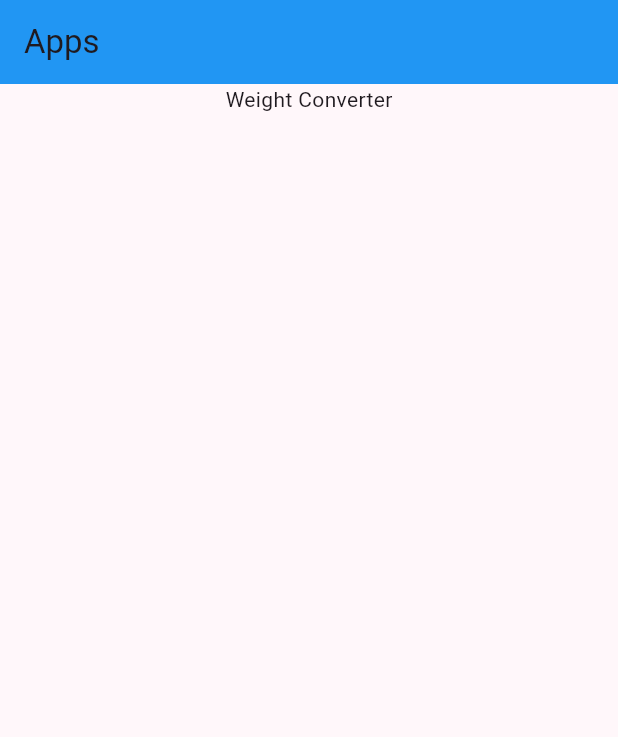
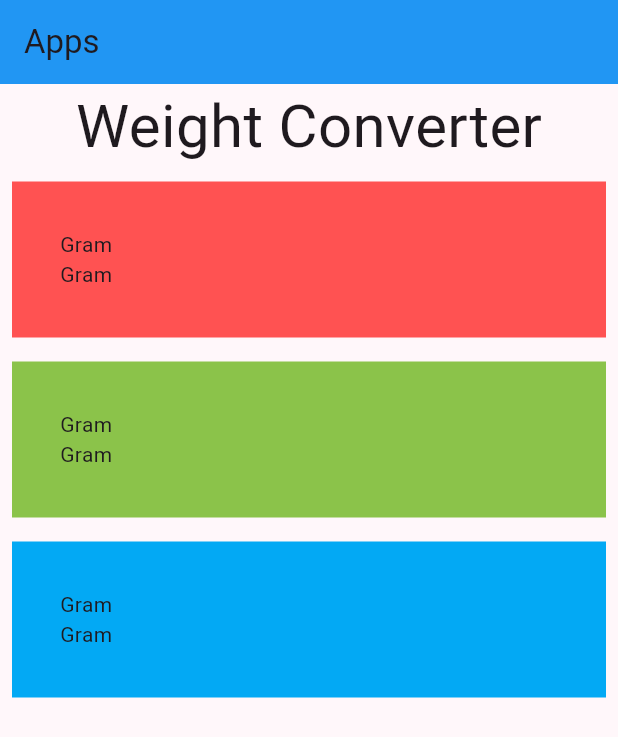
Before and after one commit to systemry420/flutter_apps, a Flutter app: the screen it shows after launch, on a phone screen of 412 x 824 dp. Shown: the top 737 px of the screen. Run offline on Flutter 3.47's test engine with Material 3 defaults, Android fonts, the phone set to English and light mode, and no system bars.

Commit message:
main layout

```diff
--- a/lib/WeightConverter.dart
+++ b/lib/WeightConverter.dart
@@ -10,12 +10,80 @@ class WeightConverter extends StatefulWidget {
 class _WeightConverterState extends State<WeightConverter> {
   @override
   Widget build(BuildContext context) {
-    return Center(
-      child: const Column(
-        children: [
-          Text('Weight Converter')
-        ],
-      ),
+    return Column(
+      children: [
+        Text('Weight Converter', style: TextStyle(fontSize: 40),),
+        Padding(
+          padding: const EdgeInsets.all(8.0),
+          child: Row(
+            children: [
+              Expanded(
+                flex: 1,
+                child: Container(
+                  alignment: Alignment.centerLeft,
+                  color: Colors.redAccent,
+                  child: Padding(
+                    padding: const EdgeInsets.all(32),
+                    child: Column(
+                      children: [
+                        Text('Gram'),
+                        Text('Gram'),
+                      ],
+                    ),
+                  ),
+                ),
+              ),
+            ],
+          ),
+        ),
+        Padding(
+          padding: const EdgeInsets.all(8.0),
+          child: Row(
+            children: [
+              Expanded(
+                flex: 1,
+                child: Container(
+                  color: Colors.lightGreen,
+                  alignment: Alignment.centerLeft,
+                  child: Padding(
+                    padding: const EdgeInsets.all(32.0),
+                    child: Column(
+                      children: [
+                        Text('Gram'),
+                        Text('Gram'),
+                      ],
+                    ),
+                  ),
+                ),
+              ),
+            ],
+          ),
+        ),
+        Padding(
+          padding: const EdgeInsets.all(8.0),
+          child: Row(
+            children: [
+              Expanded(
+                flex: 1,
+                child: Container(
+                  color: Colors.lightBlue,
+                  alignment: Alignment.centerLeft,
+                  child: Padding(
+                    padding: const EdgeInsets.all(32.0),
+                    child: Column(
+                      children: [
+                        Text('Gram'),
+                        Text('Gram'),
+                      ],
+                    ),
+                  ),
+                ),
+              ),
+            ],
+          ),
+        )
+
+      ],
     );
   }
 }
```
